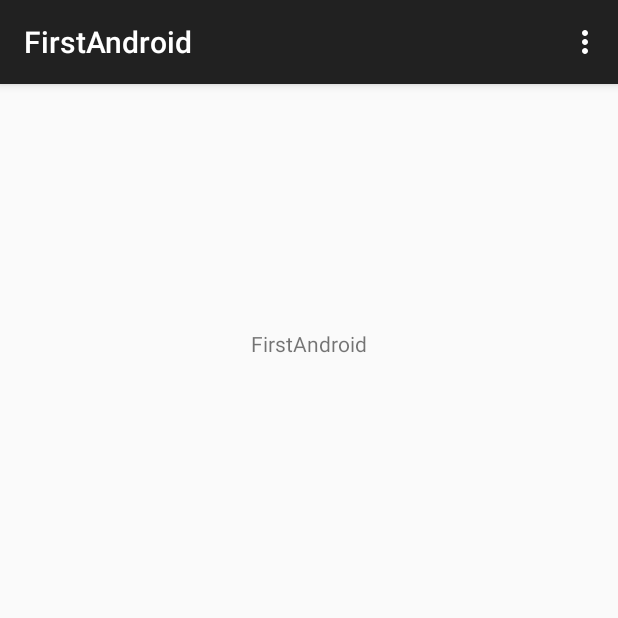
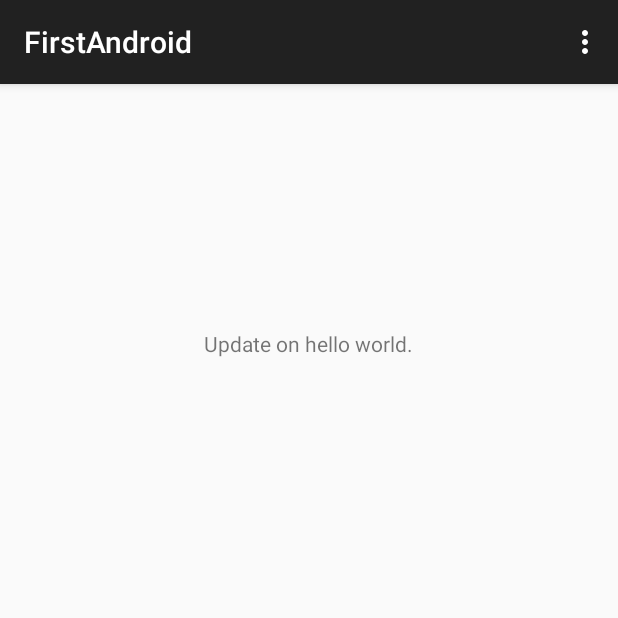
Before and after one commit to armno/firstandroidapp, an Android app: the screen it shows after launch (MainActivity), in the options menu, after a tap on "Settings", on a phone screen of 412 x 824 dp, the top half of it. Run offline under Robolectric (Android 15) with nearby library versions, the phone set to English and light mode, and no system bars.

Commit message:
update text label when click on the button

```diff
--- a/app/src/main/java/de/buzzwoo/firstandroid/MainActivity.java
+++ b/app/src/main/java/de/buzzwoo/firstandroid/MainActivity.java
@@ -4,6 +4,9 @@ import android.support.v7.app.ActionBarActivity;
 import android.os.Bundle;
 import android.view.Menu;
 import android.view.MenuItem;
+import android.view.View;
+import android.widget.Button;
+import android.widget.TextView;
 
 
 public class MainActivity extends ActionBarActivity {
@@ -12,6 +15,16 @@ public class MainActivity extends ActionBarActivity {
     protected void onCreate(Bundle savedInstanceState) {
         super.onCreate(savedInstanceState);
         setContentView(R.layout.activity_main);
+
+        final TextView textLabel = (TextView) findViewById(R.id.helloWorld);
+        Button pushMe = (Button) findViewById(R.id.button);
+        pushMe.setOnClickListener(new View.OnClickListener() {
+            @Override
+            public void onClick(View v) {
+                textLabel.setText("Update on hello world.");
+            }
+        });
+
     }
 
 
--- a/app/src/main/res/layout/activity_main.xml
+++ b/app/src/main/res/layout/activity_main.xml
@@ -5,12 +5,12 @@
     android:paddingTop="@dimen/activity_vertical_margin"
     android:paddingBottom="@dimen/activity_vertical_margin" tools:context=".MainActivity">
 
-    <TextView android:text="@string/app_name" android:layout_width="wrap_content"
+    <TextView android:text="@string/hello_world" android:layout_width="wrap_content"
         android:layout_height="wrap_content"
         android:layout_marginTop="147dp"
         android:layout_alignParentTop="true"
         android:layout_centerHorizontal="true"
-        android:id="@+id/textView" />
+        android:id="@+id/helloWorld" />
 
     <Button
         android:layout_width="wrap_content"
```
